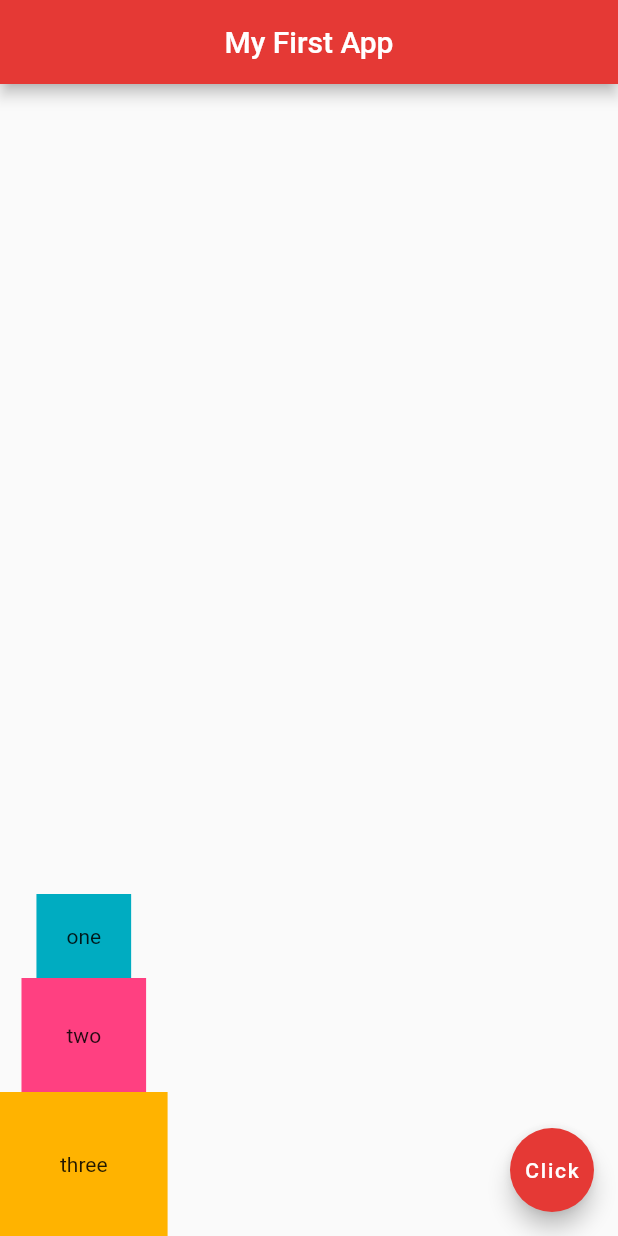
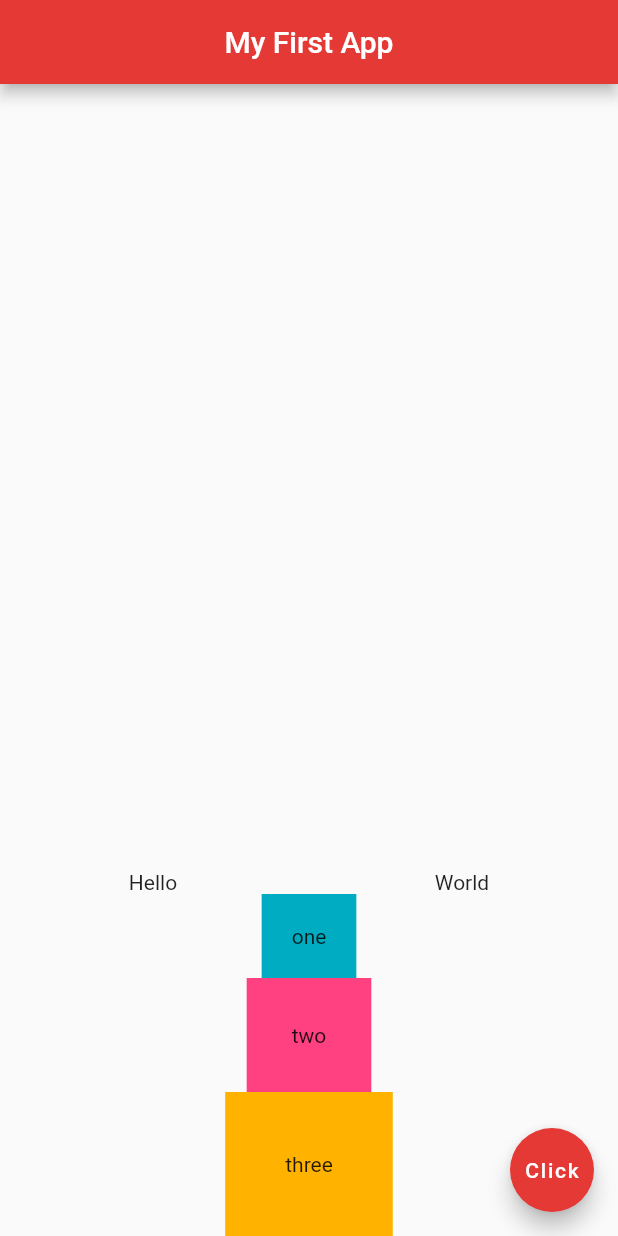
Before and after one commit to bodoganabel/flutter_first_test, a Flutter app: the screen it shows after launch, on a phone screen of 412 x 824 dp. Run offline on Flutter 3.47's test engine with Material 2 defaults, Android fonts, the light colour scheme and no system bars.

Commit message:
Rows & Columns

```diff
--- a/lib/main.dart
+++ b/lib/main.dart
@@ -17,6 +17,14 @@ class Home extends StatelessWidget {
         mainAxisAlignment: MainAxisAlignment.end,
         crossAxisAlignment: CrossAxisAlignment.center,
         children: <Widget>[
+        Row(
+          mainAxisAlignment: MainAxisAlignment.spaceAround,
+          crossAxisAlignment: CrossAxisAlignment.start,
+          children: <Widget>[
+            Text('Hello'),
+            Text('World'),
+          ],
+        ),
         Container(
             padding: EdgeInsets.all(20),
             color: Colors.cyan[600],
```
